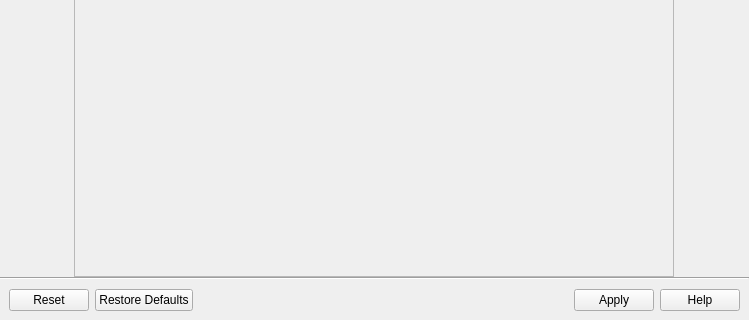
Old version of the form src/environment_variables.ui in the repository rfrench3/scopebuddy-gui; both pictures show x 0 to 749 and y 301 to 621 of the 749 by 621 pixel window.
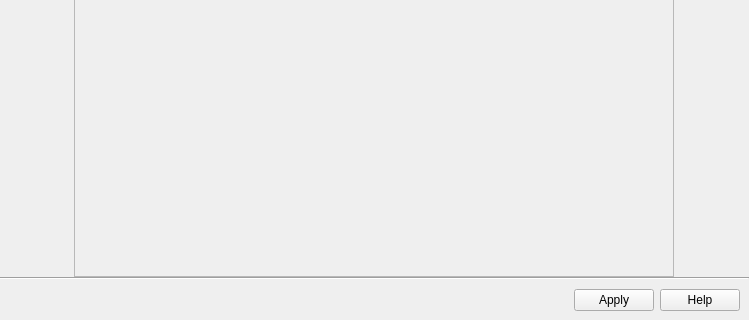
New version of the form. Icons and pictures are not drawn.

Commit message: removed unnecessary ButtonBox buttons, the environment variables page's help button links to archwiki for Environment Variables

```diff
--- a/src/environment_variables.ui
+++ b/src/environment_variables.ui
@@ -200,7 +200,7 @@
          <enum>Qt::Orientation::Horizontal</enum>
         </property>
         <property name="standardButtons">
-         <set>QDialogButtonBox::StandardButton::Apply|QDialogButtonBox::StandardButton::Help|QDialogButtonBox::StandardButton::Reset|QDialogButtonBox::StandardButton::RestoreDefaults</set>
+         <set>QDialogButtonBox::StandardButton::Apply|QDialogButtonBox::StandardButton::Help</set>
         </property>
        </widget>
       </item>
```
The commit also changes 1 other file.
